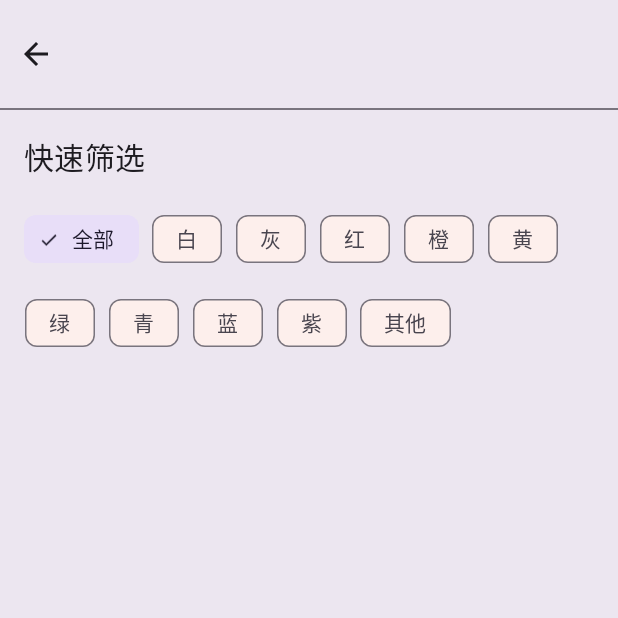
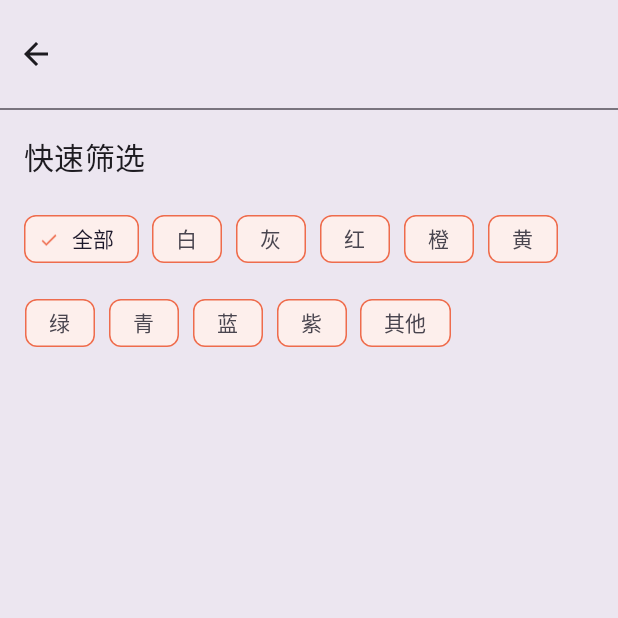
Before and after one commit to rianlu/OriginalColor, an Android app: the screen it shows after launch (MainActivity), after a tap on "搜索颜色", on a phone screen of 412 x 824 dp, the top half of it. Run offline under Robolectric (Android 15) with nearby library versions, the phone set to English and light mode, and no system bars; libraries missing offline, so code that uses them is left out: com.chad.library; 4 statements that could not run were skipped.

Commit message:
update chip style

```diff
--- /dev/null
+++ b/app/src/main/res/color/background_tint.xml
@@ -0,0 +1,5 @@
+<?xml version="1.0" encoding="utf-8"?>
+<selector xmlns:android="http://schemas.android.com/apk/res/android">
+    <item android:color="?attr/colorOnSurface" android:state_checked="true"/>
+    <item android:color="@color/primary_color"/>
+</selector>
--- a/app/src/main/res/values-night/colors.xml
+++ b/app/src/main/res/values-night/colors.xml
@@ -1,5 +1,5 @@
 <?xml version="1.0" encoding="utf-8"?>
 <resources>
-    <color name="primary_color">#f1ca17</color>
+    <color name="primary_color">#FF6B6B</color>
 <!--    <color name="my_dark_primary">#FF6B6B</color>-->
 </resources>
--- a/app/src/main/res/values/themes.xml
+++ b/app/src/main/res/values/themes.xml
@@ -12,11 +12,23 @@
         <item name="android:statusBarColor">@android:color/transparent</item>
         <item name="android:windowLightStatusBar">true</item>
         <item name="android:navigationBarColor">@android:color/transparent</item>
-        <item name="chipStyle">@style/Widget.Material3.Chip.Filter</item>
+        <item name="chipStyle">@style/Widget.App.Chip</item>
         <item name="bottomSheetDialogTheme">@style/ThemeOverlay.App.BottomSheetDialog</item>
     </style>
 
     <style name="Theme.OriginalColor" parent="Base.Theme.OriginalColor" />
+
+    <style name="Widget.App.Chip" parent="Widget.Material3.Chip.Filter">
+        <item name="chipStrokeColor">@color/background_tint</item>
+<!--        <item name="chipStrokeWidth">2dp</item>-->
+        <item name="checkedIconTint">@color/primary_color</item>
+        <item name="chipBackgroundColor">@color/white</item>
+        <item name="materialThemeOverlay">@style/ThemeOverlay.App.Chip</item>
+    </style>
+
+    <style name="ThemeOverlay.App.Chip" parent="">
+        <item name="colorOnSurface">@color/primary_color</item>
+    </style>
 
     <style name="ColorInfoText">
         <item name="android:textSize">@dimen/copy_text_size</item>
```
